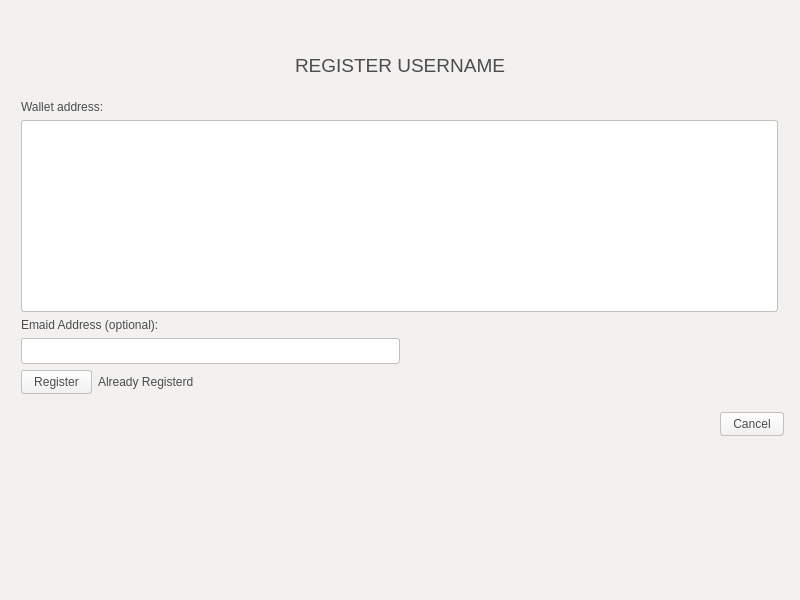
pakage/navajocoin, file src/qt/forms/ChatWindow.ui: the form before one commit.
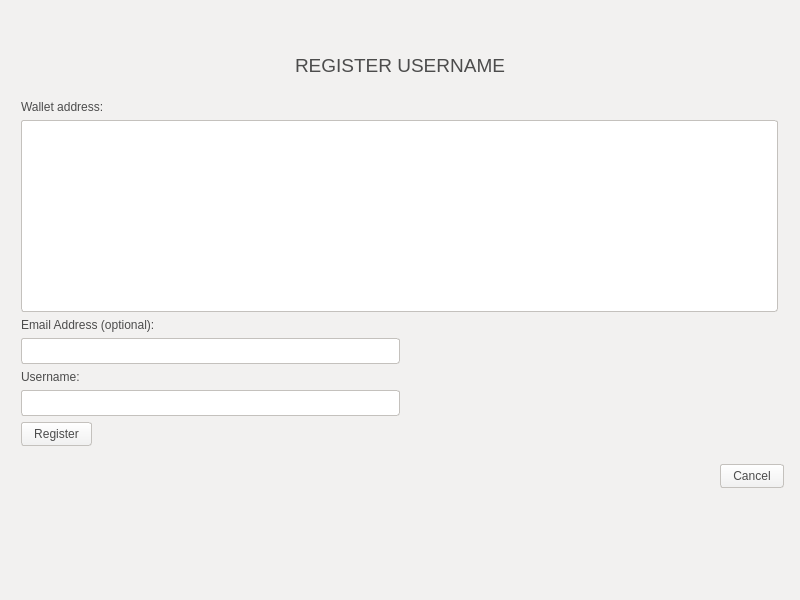
The form after the commit. Icons and pictures are not drawn.

```diff
--- a/src/qt/forms/ChatWindow.ui
+++ b/src/qt/forms/ChatWindow.ui
@@ -740,10 +740,13 @@
                  <property name="bottomMargin">
                   <number>6</number>
                  </property>
-                 <item row="4" column="1">
+                 <item row="4" column="0">
                   <layout class="QHBoxLayout" name="horizontalLayout_8">
+                   <property name="bottomMargin">
+                    <number>0</number>
+                   </property>
                    <item>
-                    <widget class="QLineEdit" name="lineEdit">
+                    <widget class="QLineEdit" name="emailLine">
                      <property name="styleSheet">
                       <string notr="true">background-color: rgb(255,255,255);
 border-radius:3px;
@@ -769,24 +772,24 @@
                    </item>
                   </layout>
                  </item>
-                 <item row="2" column="1">
+                 <item row="2" column="0">
                   <widget class="QLabel" name="label_2">
                    <property name="text">
-                    <string>Emaid Address (optional):</string>
+                    <string>Email Address (optional):</string>
                    </property>
                   </widget>
                  </item>
-                 <item row="0" column="1">
+                 <item row="0" column="0">
                   <widget class="QLabel" name="label">
                    <property name="text">
                     <string>Wallet address:</string>
                    </property>
                   </widget>
                  </item>
-                 <item row="5" column="1">
+                 <item row="8" column="0">
                   <layout class="QHBoxLayout" name="horizontalLayout_9">
                    <item>
-                    <widget class="QPushButton" name="pushButton">
+                    <widget class="QPushButton" name="submitRegisterButton">
                      <property name="sizePolicy">
                       <sizepolicy hsizetype="Preferred" vsizetype="Fixed">
                        <horstretch>0</horstretch>
@@ -809,7 +812,7 @@
                    <item>
                     <widget class="QLabel" name="registerError">
                      <property name="text">
-                      <string>Already Registerd</string>
+                      <string/>
                      </property>
                     </widget>
                    </item>
@@ -828,7 +831,36 @@
                    </item>
                   </layout>
                  </item>
-                 <item row="1" column="1">
+                 <item row="7" column="0">
+                  <layout class="QHBoxLayout" name="horizontalLayout_11">
+                   <item>
+                    <widget class="QLineEdit" name="usernameLine">
+                     <property name="styleSheet">
+                      <string notr="true">background-color: rgb(255,255,255);
+border-radius:3px;
+border: 1px solid #C4C1BD;
+color: #4C4C4C;
+padding: 4px;
+color: #4C4C4C;</string>
+                     </property>
+                    </widget>
+                   </item>
+                   <item>
+                    <spacer name="horizontalSpacer_11">
+                     <property name="orientation">
+                      <enum>Qt::Horizontal</enum>
+                     </property>
+                     <property name="sizeHint" stdset="0">
+                      <size>
+                       <width>40</width>
+                       <height>20</height>
+                      </size>
+                     </property>
+                    </spacer>
+                   </item>
+                  </layout>
+                 </item>
+                 <item row="1" column="0">
                   <widget class="QTableView" name="addressTableView">
                    <property name="styleSheet">
                     <string notr="true">background-color: rgb(255,255,255);
@@ -840,6 +872,13 @@
                    </property>
                   </widget>
                  </item>
+                 <item row="5" column="0">
+                  <widget class="QLabel" name="label_8">
+                   <property name="text">
+                    <string>Username:</string>
+                   </property>
+                  </widget>
+                 </item>
                 </layout>
                </widget>
               </item>
@@ -864,7 +903,7 @@
                </spacer>
               </item>
               <item>
-               <widget class="QPushButton" name="pushButton_2">
+               <widget class="QPushButton" name="cancelButton">
                 <property name="sizePolicy">
                  <sizepolicy hsizetype="Preferred" vsizetype="Fixed">
                   <horstretch>0</horstretch>
```
